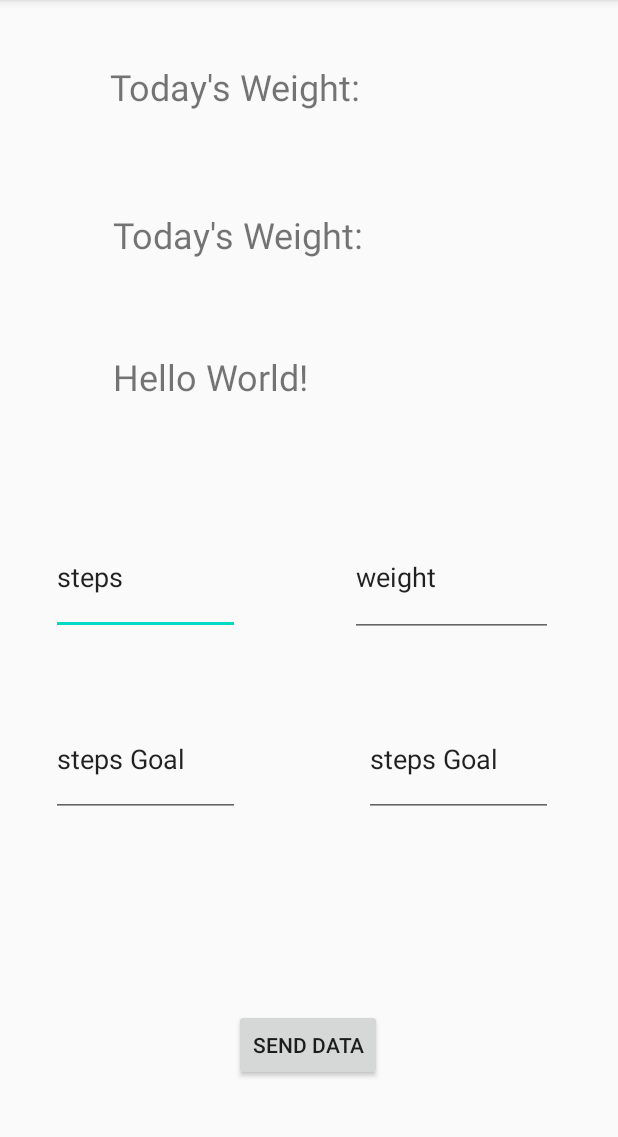
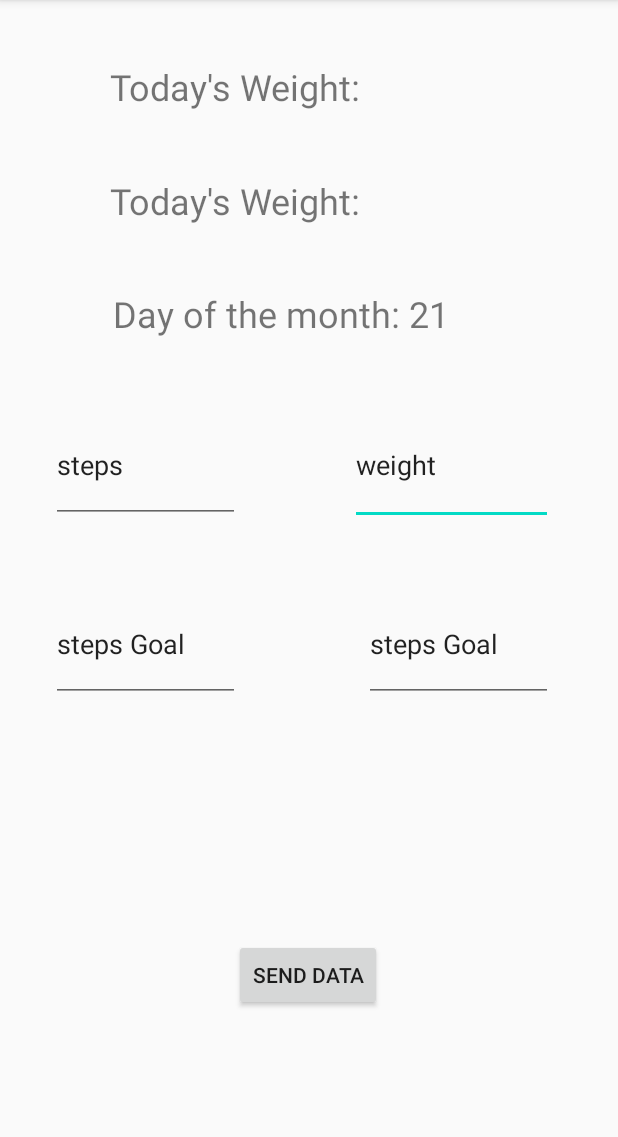
Before and after one commit to BenIsTrying/PedometerCOMP3000AndroidApp, an Android app: the screen it shows after launch (MainActivity), after a tap on "SEND DATA", on a phone screen of 412 x 824 dp, the part 84-1221 px from its top. Run offline under Robolectric (Android 15) with nearby library versions, the phone set to English and light mode, and no system bars; 10 statements that could not run were skipped.

Commit message:
date is now automatic so the user can update the correct data feild

```diff
--- a/app/src/main/java/com/example/pedometercomp3000androidapp/MainActivity.java
+++ b/app/src/main/java/com/example/pedometercomp3000androidapp/MainActivity.java
@@ -19,6 +19,7 @@ import java.text.SimpleDateFormat;
 import java.time.LocalDate;
 import java.util.Calendar;
 import java.util.Date;
+import java.util.GregorianCalendar;
 import java.util.concurrent.ExecutorService;
 import java.util.concurrent.Executors;
 
@@ -52,6 +53,12 @@ public class MainActivity extends AppCompatActivity {
 
 //        time.setText(currentDateAndTime);
 
+
+        Calendar cal = Calendar.getInstance();
+        int day = cal.get(Calendar.DAY_OF_MONTH);
+
+        TextView txtListDay = findViewById(R.id.textView3);
+        txtListDay.setText("Day of the month: "+day);
 
 
 
@@ -125,7 +132,10 @@ public class MainActivity extends AppCompatActivity {
 
     public void btnClick(View view) {
 
-        int day = 10;
+        Calendar cal = Calendar.getInstance();
+        int day = cal.get(Calendar.DAY_OF_MONTH);
+
+
         TextView stepText = findViewById(R.id.steptxt);
         TextView weightText = findViewById(R.id.weighttxt);
         TextView goalStepText = findViewById(R.id.goalSteptxt);
@@ -152,7 +162,7 @@ public class MainActivity extends AppCompatActivity {
         executorService.execute(() -> {
             try {
                 con = connectionClass.CONN();
-                String sqlUpdate1 = "update steps set Step_Day_02 ="+num1;
+                String sqlUpdate1 = "update steps set Step_Day_"+day+"="+num1;
                 Statement st1 = (Statement) con.createStatement();
                 boolean rs1 = st1.execute(sqlUpdate1);
 
@@ -172,7 +182,7 @@ public class MainActivity extends AppCompatActivity {
         executorService2.execute(() -> {
             try {
                 con = connectionClass.CONN();
-                String sqlUpdate2 = "update weight set Weight_Day_02 ="+num2;
+                String sqlUpdate2 = "update weight set Weight_Day_"+day+"="+num2;
                 Statement st2 = (Statement) con.createStatement();
                 boolean rs2 = st2.execute(sqlUpdate2);
 
--- a/app/src/main/res/layout/activity_main.xml
+++ b/app/src/main/res/layout/activity_main.xml
@@ -27,10 +27,10 @@
         android:textSize="24sp"
         app:layout_constraintBottom_toBottomOf="parent"
         app:layout_constraintEnd_toEndOf="parent"
-        app:layout_constraintHorizontal_bias="0.501"
+        app:layout_constraintHorizontal_bias="0.486"
         app:layout_constraintStart_toStartOf="parent"
         app:layout_constraintTop_toTopOf="parent"
-        app:layout_constraintVertical_bias="0.194" />
+        app:layout_constraintVertical_bias="0.163" />
 
     <TextView
         android:id="@+id/textView3"
@@ -42,7 +42,7 @@
         app:layout_constraintEnd_toEndOf="parent"
         app:layout_constraintStart_toStartOf="parent"
         app:layout_constraintTop_toTopOf="parent"
-        app:layout_constraintVertical_bias="0.326" />
+        app:layout_constraintVertical_bias="0.267" />
 
     <Button
         android:id="@+id/button"
@@ -55,7 +55,21 @@
         app:layout_constraintHorizontal_bias="0.498"
         app:layout_constraintStart_toStartOf="parent"
         app:layout_constraintTop_toTopOf="parent"
-        app:layout_constraintVertical_bias="0.934" />
+        app:layout_constraintVertical_bias="0.869" />
+
+    <EditText
+        android:id="@+id/weighttxt"
+        android:layout_width="135dp"
+        android:layout_height="80dp"
+        android:ems="10"
+        android:inputType="textPersonName"
+        android:text="weight"
+        app:layout_constraintBottom_toTopOf="@+id/button"
+        app:layout_constraintEnd_toEndOf="parent"
+        app:layout_constraintHorizontal_bias="0.844"
+        app:layout_constraintStart_toStartOf="parent"
+        app:layout_constraintTop_toBottomOf="@+id/textView3"
+        app:layout_constraintVertical_bias="0.097" />
 
     <EditText
         android:id="@+id/steptxt"
@@ -66,10 +80,10 @@
         android:text="steps"
         app:layout_constraintBottom_toTopOf="@+id/button"
         app:layout_constraintEnd_toEndOf="parent"
-        app:layout_constraintHorizontal_bias="0.12"
+        app:layout_constraintHorizontal_bias="0.119"
         app:layout_constraintStart_toStartOf="parent"
         app:layout_constraintTop_toBottomOf="@+id/textView3"
-        app:layout_constraintVertical_bias="0.204" />
+        app:layout_constraintVertical_bias="0.102" />
 
     <EditText
         android:id="@+id/goalSteptxt"
@@ -83,7 +97,7 @@
         app:layout_constraintHorizontal_bias="0.119"
         app:layout_constraintStart_toStartOf="parent"
         app:layout_constraintTop_toBottomOf="@+id/textView3"
-        app:layout_constraintVertical_bias="0.591" />
+        app:layout_constraintVertical_bias="0.489" />
 
     <EditText
         android:id="@+id/goalWeighttxt"
@@ -97,20 +111,6 @@
         app:layout_constraintHorizontal_bias="0.849"
         app:layout_constraintStart_toStartOf="parent"
         app:layout_constraintTop_toBottomOf="@+id/textView3"
-        app:layout_constraintVertical_bias="0.591" />
-
-    <EditText
-        android:id="@+id/weighttxt"
-        android:layout_width="135dp"
-        android:layout_height="80dp"
-        android:ems="10"
-        android:inputType="textPersonName"
-        android:text="weight"
-        app:layout_constraintBottom_toTopOf="@+id/button"
-        app:layout_constraintEnd_toEndOf="parent"
-        app:layout_constraintHorizontal_bias="0.843"
-        app:layout_constraintStart_toStartOf="parent"
-        app:layout_constraintTop_toBottomOf="@+id/textView3"
-        app:layout_constraintVertical_bias="0.202" />
+        app:layout_constraintVertical_bias="0.489" />
 
 </android.support.constraint.ConstraintLayout>
```
